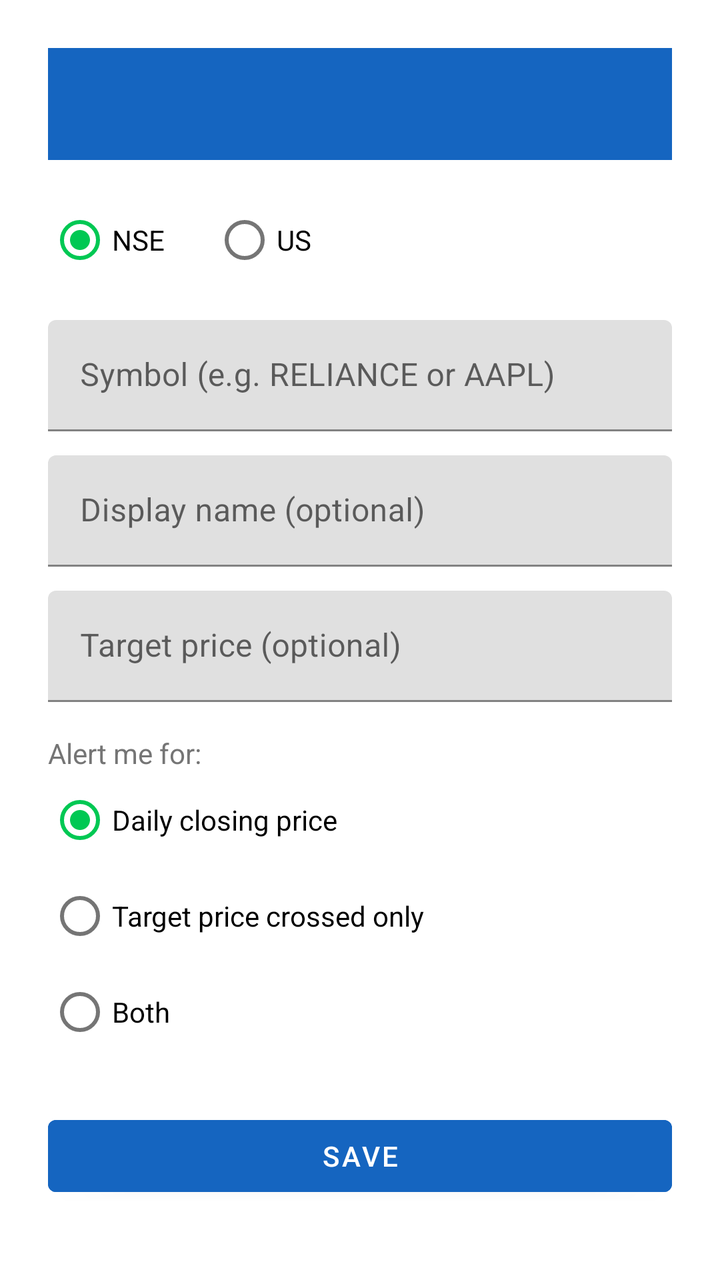
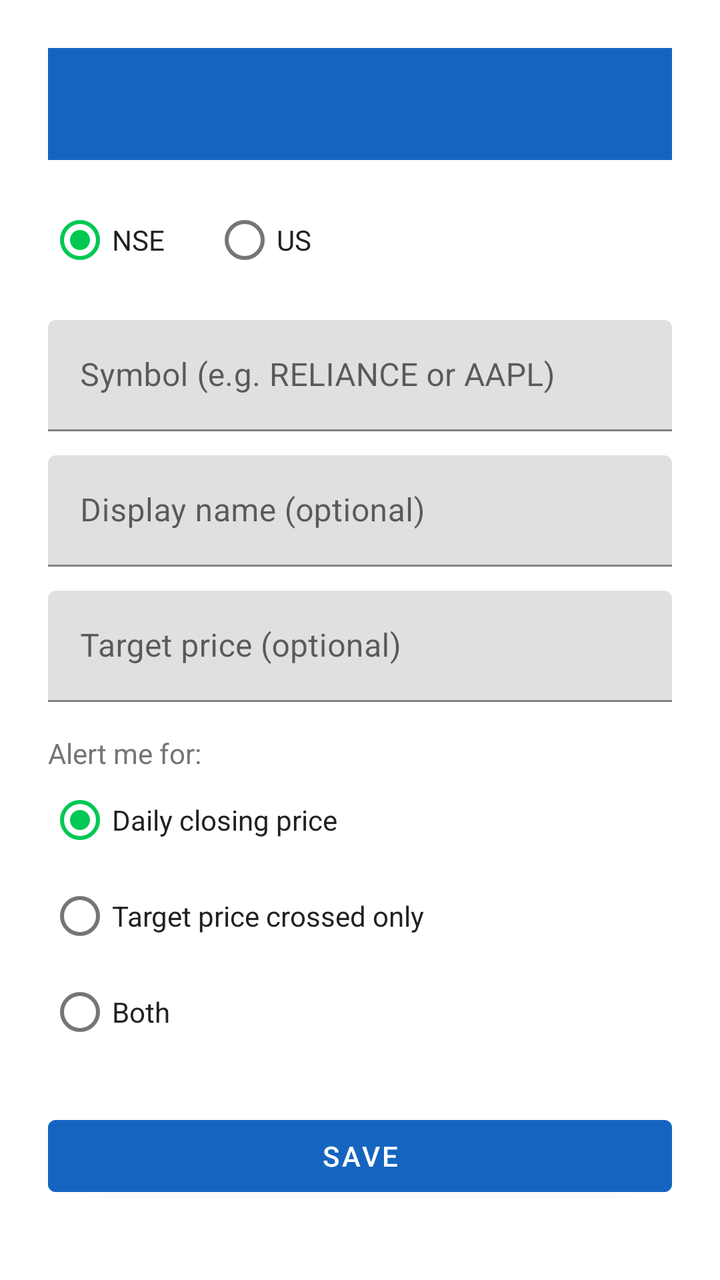

An Android layout rendered at two revisions. The XML below is the earlier revision; the diff shows what the commit changed to produce the second picture.
<!-- AndroidManifest.xml: application theme Theme.StockAlerts -->
<!-- res/layout/activity_add_stock.xml -->
<?xml version="1.0" encoding="utf-8"?>
<LinearLayout xmlns:android="http://schemas.android.com/apk/res/android"
    android:layout_width="match_parent"
    android:layout_height="match_parent"
    android:orientation="vertical"
    android:padding="24dp">

    <androidx.appcompat.widget.Toolbar
        android:id="@+id/toolbar"
        android:layout_width="match_parent"
        android:layout_height="?attr/actionBarSize"
        android:background="@color/primary"
        app:titleTextColor="#FFFFFF"
        xmlns:app="http://schemas.android.com/apk/res-auto"
        android:layout_marginBottom="16dp" />

    <RadioGroup
        android:id="@+id/exchangeGroup"
        android:layout_width="wrap_content"
        android:layout_height="wrap_content"
        android:orientation="horizontal"
        android:layout_marginBottom="16dp">

        <RadioButton
            android:id="@+id/radioNse"
            android:layout_width="wrap_content"
            android:layout_height="wrap_content"
            android:text="NSE"
            android:checked="true" />

        <RadioButton
            android:id="@+id/radioUs"
            android:layout_width="wrap_content"
            android:layout_height="wrap_content"
            android:layout_marginStart="24dp"
            android:text="US" />
    </RadioGroup>

    <com.google.android.material.textfield.TextInputLayout
        android:layout_width="match_parent"
        android:layout_height="wrap_content">
        <com.google.android.material.textfield.TextInputEditText
            android:id="@+id/symbolInput"
            android:layout_width="match_parent"
            android:layout_height="wrap_content"
            android:hint="@string/symbol_hint"
            android:inputType="textCapCharacters" />
    </com.google.android.material.textfield.TextInputLayout>

    <com.google.android.material.textfield.TextInputLayout
        android:layout_width="match_parent"
        android:layout_height="wrap_content"
        android:layout_marginTop="12dp">
        <com.google.android.material.textfield.TextInputEditText
            android:id="@+id/nameInput"
            android:layout_width="match_parent"
            android:layout_height="wrap_content"
            android:hint="Display name (optional)" />
    </com.google.android.material.textfield.TextInputLayout>

    <com.google.android.material.textfield.TextInputLayout
        android:layout_width="match_parent"
        android:layout_height="wrap_content"
        android:layout_marginTop="12dp">
        <com.google.android.material.textfield.TextInputEditText
            android:id="@+id/targetInput"
            android:layout_width="match_parent"
            android:layout_height="wrap_content"
            android:hint="@string/target_price_hint"
            android:inputType="numberDecimal" />
    </com.google.android.material.textfield.TextInputLayout>

    <TextView
        android:layout_width="wrap_content"
        android:layout_height="wrap_content"
        android:text="Alert me for:"
        android:layout_marginTop="16dp"
        android:textColor="@color/text_secondary" />

    <RadioGroup
        android:id="@+id/alertModeGroup"
        android:layout_width="wrap_content"
        android:layout_height="wrap_content">

        <RadioButton
            android:id="@+id/modeDailyClose"
            android:layout_width="wrap_content"
            android:layout_height="wrap_content"
            android:text="Daily closing price"
            android:checked="true" />

        <RadioButton
            android:id="@+id/modeTargetOnly"
            android:layout_width="wrap_content"
            android:layout_height="wrap_content"
            android:text="Target price crossed only" />

        <RadioButton
            android:id="@+id/modeBoth"
            android:layout_width="wrap_content"
            android:layout_height="wrap_content"
            android:text="Both" />
    </RadioGroup>

    <Button
        android:id="@+id/saveButton"
        android:layout_width="match_parent"
        android:layout_height="wrap_content"
        android:layout_marginTop="24dp"
        android:text="@string/save"
        android:backgroundTint="@color/primary" />

</LinearLayout>
<!-- resources referenced by this layout -->
<resources>
  <color name="primary">#1565C0</color>
  <color name="text_secondary">#757575</color>
  <string name="save">Save</string>
  <string name="symbol_hint">Symbol (e.g. RELIANCE or AAPL)</string>
  <string name="target_price_hint">Target price (optional)</string>
  <style name="Theme.StockAlerts" parent="Theme.MaterialComponents.DayNight.NoActionBar">
          <item name="colorPrimary">@color/primary</item>
          <item name="colorPrimaryDark">@color/primary_dark</item>
          <item name="colorAccent">@color/accent</item>
          <item name="android:windowBackground">@color/background</item>
      </style>
  <color name="primary_dark">#0D47A1</color>
  <color name="accent">#00C853</color>
  <color name="background">#FFFFFF</color>
</resources>

<!-- the commit's change to res/layout/activity_add_stock.xml (unified diff, before → after) -->
@@ -26,14 +26,16 @@
             android:layout_width="wrap_content"
             android:layout_height="wrap_content"
             android:text="NSE"
-            android:checked="true" />
+            android:checked="true" 
+            android:textColor="@color/text_primary" />
 
         <RadioButton
             android:id="@+id/radioUs"
             android:layout_width="wrap_content"
             android:layout_height="wrap_content"
             android:layout_marginStart="24dp"
-            android:text="US" />
+            android:text="US" 
+            android:textColor="@color/text_primary" />
     </RadioGroup>
 
     <com.google.android.material.textfield.TextInputLayout
@@ -87,19 +89,22 @@
             android:layout_width="wrap_content"
             android:layout_height="wrap_content"
             android:text="Daily closing price"
-            android:checked="true" />
+            android:checked="true" 
+            android:textColor="@color/text_primary" />
 
         <RadioButton
             android:id="@+id/modeTargetOnly"
             android:layout_width="wrap_content"
             android:layout_height="wrap_content"
-            android:text="Target price crossed only" />
+            android:text="Target price crossed only" 
+            android:textColor="@color/text_primary" />
 
         <RadioButton
             android:id="@+id/modeBoth"
             android:layout_width="wrap_content"
             android:layout_height="wrap_content"
-            android:text="Both" />
+            android:text="Both" 
+            android:textColor="@color/text_primary" />
     </RadioGroup>
 
     <Button
<!-- resource entries referenced after the edit -->
@@ -1,6 +1,7 @@
 <!-- resources referenced by this layout -->
 <resources>
   <color name="primary">#1565C0</color>
+  <color name="text_primary">#212121</color>
   <color name="text_secondary">#757575</color>
   <string name="save">Save</string>
   <string name="symbol_hint">Symbol (e.g. RELIANCE or AAPL)</string>
